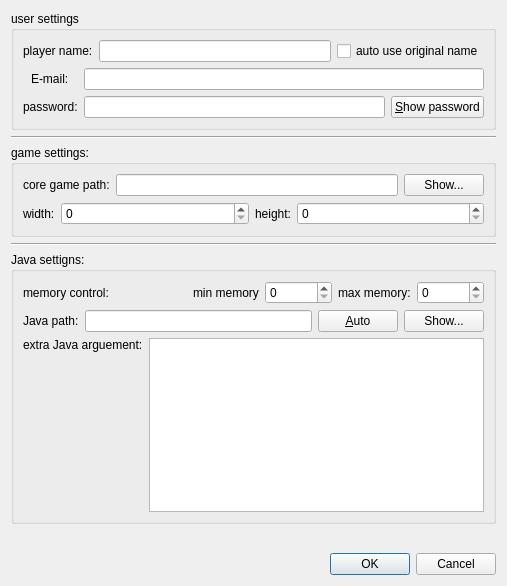
Old version of the form Kaminec/preference.ui in the repository kaniol-lck/Kaminec.
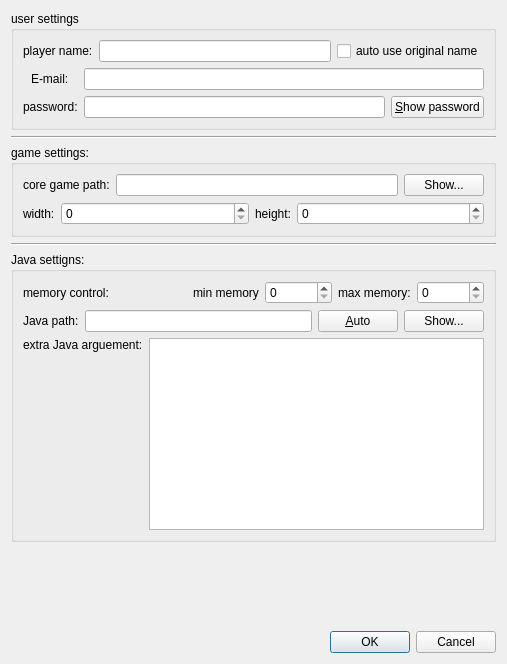
New version of the form.

```diff
--- a/Kaminec/preference.ui
+++ b/Kaminec/preference.ui
@@ -7,7 +7,7 @@
     <x>0</x>
     <y>0</y>
     <width>507</width>
-    <height>586</height>
+    <height>664</height>
    </rect>
   </property>
   <property name="windowTitle">
```
